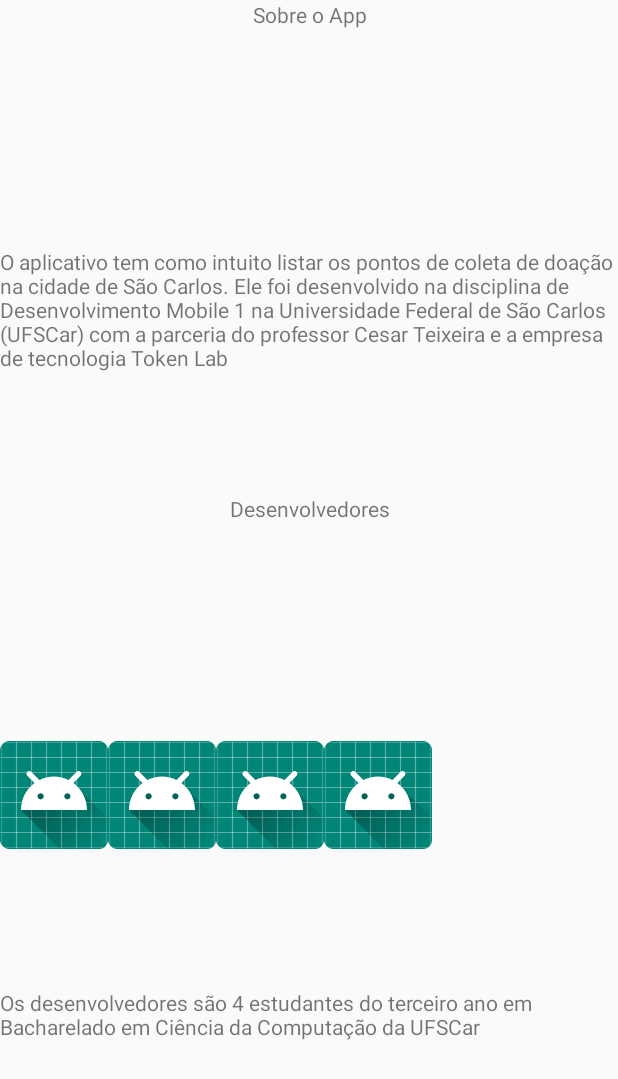
After one commit to isagallerani/app_doasanca, an Android app: the Info screen opened directly, with no data from a screen before it, on a phone screen of 412 x 824 dp. The commit adds this screen. Shown: the top 1079 px of the screen. Run offline under Robolectric (Android 15) with nearby library versions, the phone set to English and light mode, and no system bars.

Commit message:
Splashscreen funcionando com logo deformado e esboço da tela de informação

```diff
--- a/DoaSanca/app/src/main/AndroidManifest.xml
+++ b/DoaSanca/app/src/main/AndroidManifest.xml
@@ -5,7 +5,7 @@
 
     <application
             android:allowBackup="true"
-            android:icon="@mipmap/ic_launcher"
+            android:icon="@mipmap/logo"
             android:label="@string/app_name"
             android:roundIcon="@mipmap/ic_launcher_round"
             android:supportsRtl="true"
@@ -22,6 +22,8 @@
                 <category android:name="android.intent.category.LAUNCHER"/>
             </intent-filter>
         </activity>
+        <activity android:name=".Info">
+        </activity>
     </application>
 
 </manifest>
--- /dev/null
+++ b/DoaSanca/app/src/main/java/com/example/bianca/doasanca/Info.kt
@@ -0,0 +1,12 @@
+package com.example.bianca.doasanca
+
+import android.support.v7.app.AppCompatActivity
+import android.os.Bundle
+
+class Info : AppCompatActivity() {
+
+    override fun onCreate(savedInstanceState: Bundle?) {
+        super.onCreate(savedInstanceState)
+        setContentView(R.layout.activity_info)
+    }
+}
--- a/DoaSanca/app/src/main/java/com/example/bianca/doasanca/SplashScreenActivity.kt
+++ b/DoaSanca/app/src/main/java/com/example/bianca/doasanca/SplashScreenActivity.kt
@@ -14,6 +14,7 @@ class SplashScreenActivity : AppCompatActivity() {
 
         GlideApp.with(this)
             .load("https://www.freepik.com/free-vector/illustration-of-helping-hands-support-icons_2606889.htm")
+            .placeholder(R.mipmap.logo)
             .into(imgLogoApp)
 
         Handler().postDelayed({
--- /dev/null
+++ b/DoaSanca/app/src/main/res/layout/activity_info.xml
@@ -0,0 +1,70 @@
+<?xml version="1.0" encoding="utf-8"?>
+<LinearLayout
+        xmlns:android="http://schemas.android.com/apk/res/android"
+        xmlns:tools="http://schemas.android.com/tools"
+        xmlns:app="http://schemas.android.com/apk/res-auto"
+        android:layout_width="match_parent"
+        android:layout_height="match_parent"
+        tools:context=".Info"
+        android:orientation="vertical"
+
+>
+    <TextView
+            android:layout_width="match_parent"
+            android:layout_height="0dp"
+            android:layout_weight="1"
+            android:textAlignment="center"
+            android:text="Sobre o App"
+    />
+    <TextView
+            android:layout_width="match_parent"
+            android:layout_height="0dp"
+            android:layout_weight="1"
+            android:text="O aplicativo tem como intuito listar os pontos de coleta de doação na cidade de São Carlos. Ele foi desenvolvido na disciplina de Desenvolvimento Mobile 1 na Universidade Federal de São Carlos (UFSCar) com a parceria do professor Cesar Teixeira e a empresa de tecnologia Token Lab"
+    />
+
+    <TextView
+            android:layout_width="match_parent"
+            android:layout_height="0dp"
+            android:layout_weight="1"
+            android:textAlignment="center"
+            android:text="Desenvolvedores"
+    />
+
+    <LinearLayout
+            android:layout_width="match_parent"
+            android:layout_height="0dp"
+            android:layout_weight="1"
+            android:orientation="horizontal"
+    >
+        <ImageView
+                android:layout_width="wrap_content"
+                android:layout_height="wrap_content"
+                android:src="@mipmap/ic_launcher"
+        />
+        <ImageView
+                android:layout_width="wrap_content"
+                android:layout_height="wrap_content"
+                android:src="@mipmap/ic_launcher"
+        />
+        <ImageView
+                android:layout_width="wrap_content"
+                android:layout_height="wrap_content"
+                android:src="@mipmap/ic_launcher"
+        />
+        <ImageView
+                android:layout_width="wrap_content"
+                android:layout_height="wrap_content"
+                android:src="@mipmap/ic_launcher"
+        />
+
+
+    </LinearLayout>
+    <TextView
+            android:layout_width="match_parent"
+            android:layout_height="0dp"
+            android:layout_weight="1"
+            android:text="Os desenvolvedores são 4 estudantes do terceiro ano em Bacharelado em Ciência da Computação da UFSCar"
+    />
+
+</LinearLayout>
--- a/DoaSanca/app/src/main/res/values/colors.xml
+++ b/DoaSanca/app/src/main/res/values/colors.xml
@@ -5,4 +5,5 @@
     <color name="colorAccent">#D81B60</color>
     <color name="blue">#2196F3</color>
     <color name="darkblue">#1976D2</color>
+    <color name="blue_ocean">#80CBC4</color>
 </resources>
```
Also changed, not shown: DoaSanca/app/src/main/res/drawable/logo1.xml (added, +20 -0 lines), DoaSanca/app/src/main/res/layout/activity_splash_screen.xml (+7 -1 lines), DoaSanca/app/src/main/res/mipmap-hdpi/ic_launcher.png (deleted), DoaSanca/app/src/main/res/mipmap-hdpi/logo.png (added), DoaSanca/app/src/main/res/mipmap-mdpi/ic_launcher.png (deleted), DoaSanca/app/src/main/res/mipmap-mdpi/logo.png (added), DoaSanca/app/src/main/res/mipmap-xhdpi/ic_launcher.png (deleted), DoaSanca/app/src/main/res/mipmap-xhdpi/logo.png (added), DoaSanca/app/src/main/res/mipmap-xxhdpi/ic_launcher.png (deleted), DoaSanca/app/src/main/res/mipmap-xxhdpi/logo.png (added), DoaSanca/app/src/main/res/mipmap-xxxhdpi/ic_launcher.png (deleted), DoaSanca/app/src/main/res/mipmap-xxxhdpi/logo.png (added).
